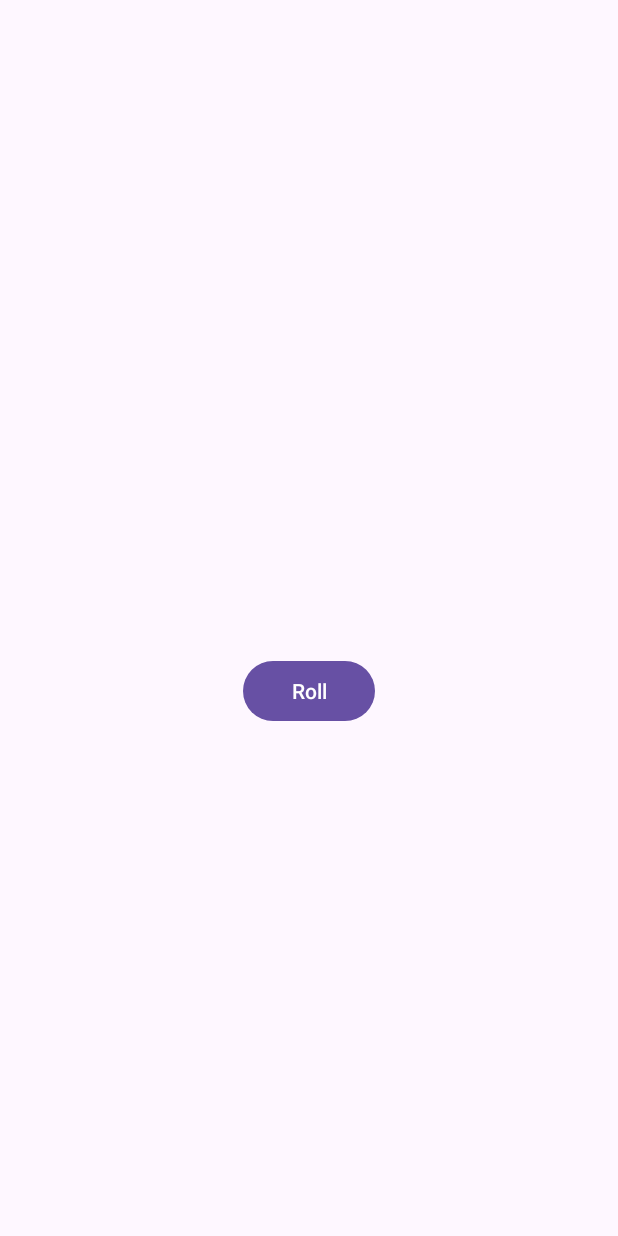
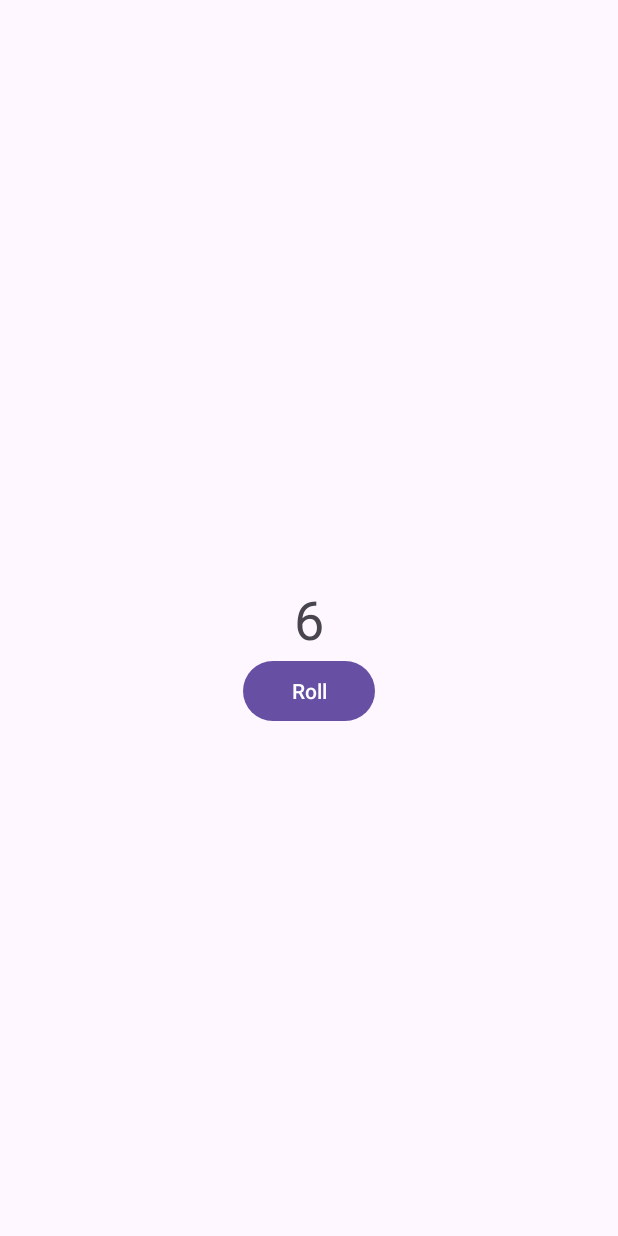
Before and after one commit to asif-kamal/Dice-Roller, an Android app: the screen it shows after launch (MainActivity), after a tap on "Roll", on a phone screen of 412 x 824 dp. Run offline under Robolectric (Android 15) with nearby library versions, the phone set to English and light mode, and no system bars.

Commit message:
Built resultTextView to hold the value of R.id.textView

```diff
--- a/app/src/main/java/com/example/diceroller/MainActivity.kt
+++ b/app/src/main/java/com/example/diceroller/MainActivity.kt
@@ -3,7 +3,8 @@ package com.example.diceroller
 import androidx.appcompat.app.AppCompatActivity
 import android.os.Bundle
 import android.widget.Button
-import android.widget.Toast
+import android.widget.TextView
+
 
 class MainActivity : AppCompatActivity() {
     override fun onCreate(savedInstanceState: Bundle?) {
@@ -12,8 +13,8 @@ class MainActivity : AppCompatActivity() {
 
         val rollButton: Button = findViewById(R.id.button)
         rollButton.setOnClickListener {
-            val toast = Toast.makeText(this, "Dice Rolled!", Toast.LENGTH_SHORT)
-            toast.show()
+            val resultTextView: TextView = findViewById(R.id.textView)
+            resultTextView.text = "6"
         }
     }
 }
```
